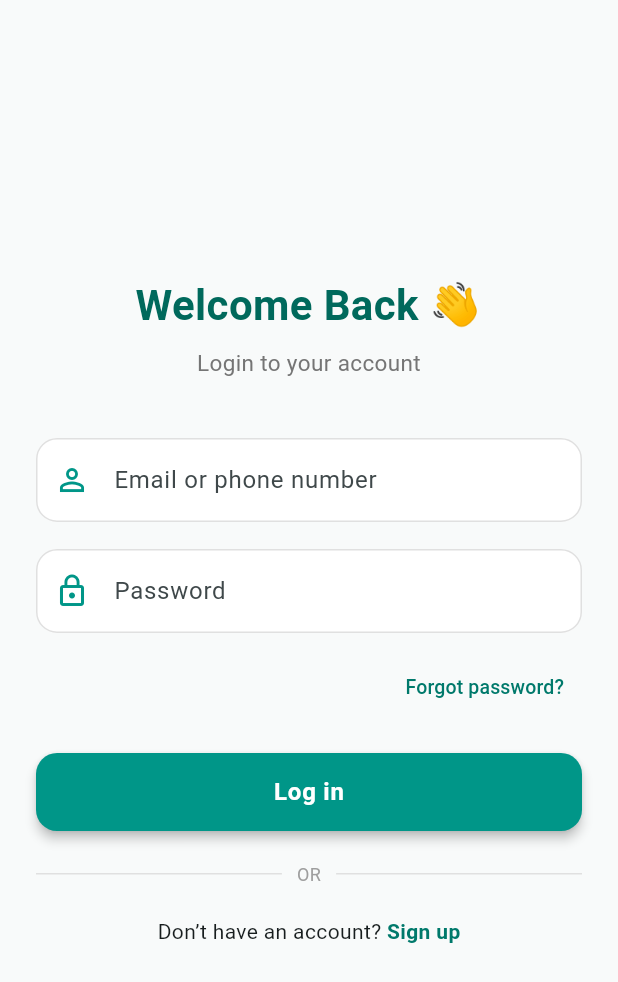
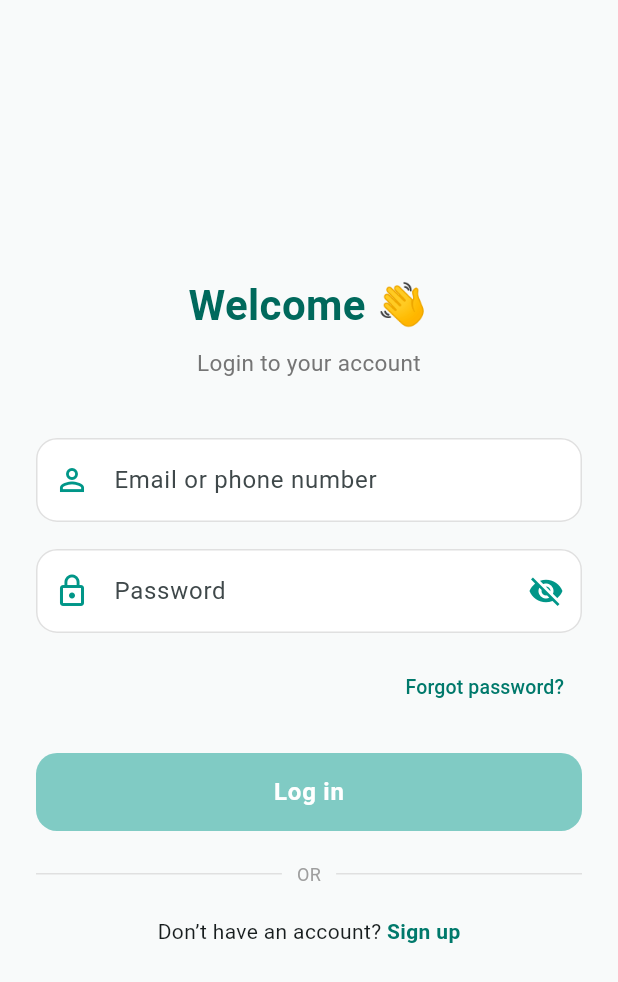
Before and after one commit to devi-git123/smart-student-budget-tracker, a Flutter app: the screen it shows after launch, after a tap on "Next", on a phone screen of 412 x 824 dp. Shown: the top 982 px of the screen. Run offline on Flutter 3.47's test engine with Material 3 defaults, Android fonts, the phone set to English and light mode, and no system bars.

Commit message:
Update login_screen.dart

```diff
--- a/lib/pages/login_screen.dart
+++ b/lib/pages/login_screen.dart
@@ -3,8 +3,60 @@ import 'package:budget_tracker/pages/signup_screen.dart';
 import 'package:budget_tracker/pages/reset_password_screen.dart';
 import 'package:budget_tracker/pages/select_currency_screen.dart';
 
-class LoginScreen extends StatelessWidget {
+class LoginScreen extends StatefulWidget {
   const LoginScreen({super.key});
+
+  @override
+  State<LoginScreen> createState() => _LoginScreenState();
+}
+
+class _LoginScreenState extends State<LoginScreen> {
+  final _formKey = GlobalKey<FormState>();
+
+  final TextEditingController emailController = TextEditingController();
+  final TextEditingController passwordController = TextEditingController();
+
+  bool _obscurePassword = true;
+  bool _isFormValid = false;
+
+  @override
+  void initState() {
+    super.initState();
+    emailController.addListener(_checkFormValidity);
+    passwordController.addListener(_checkFormValidity);
+  }
+
+  @override
+  void dispose() {
+    emailController.dispose();
+    passwordController.dispose();
+    super.dispose();
+  }
+
+  void _checkFormValidity() {
+    setState(() {
+      _isFormValid =
+          emailController.text.isNotEmpty && passwordController.text.isNotEmpty;
+    });
+  }
+
+  void _showError(String message) {
+    ScaffoldMessenger.of(context).showSnackBar(
+      SnackBar(
+        content: Text(message),
+        backgroundColor: Colors.red.shade600,
+        behavior: SnackBarBehavior.floating,
+        duration: const Duration(seconds: 2),
+      ),
+    );
+  }
+
+  bool _isPasswordValid(String password) {
+    final passwordRegex = RegExp(
+      r'^(?=.*[a-z])(?=.*[A-Z])(?=.*\d)(?=.*[@$!%*?&])[A-Za-z\d@$!%*?&]{8,}$',
+    );
+    return passwordRegex.hasMatch(password);
+  }
 
   @override
   Widget build(BuildContext context) {
@@ -14,6 +66,8 @@ class LoginScreen extends StatelessWidget {
         child: Center(
           child: SingleChildScrollView(
             padding: const EdgeInsets.symmetric(horizontal: 24),
+            child: Form(
+              key: _formKey,
               child: Column(
                 crossAxisAlignment: CrossAxisAlignment.stretch,
                 children: [
@@ -21,7 +75,7 @@ class LoginScreen extends StatelessWidget {
 
                   // Title
                   Text(
-                  "Welcome Back 👋",
+                    "Welcome 👋",
                     textAlign: TextAlign.center,
                     style: TextStyle(
                       fontSize: 28,
@@ -41,23 +95,59 @@ class LoginScreen extends StatelessWidget {
                   const SizedBox(height: 40),
 
                   // Email / Phone
-                _buildInputField(
+                  TextFormField(
+                    controller: emailController,
+                    decoration: _inputDecoration(
                       hint: "Email or phone number",
                       icon: Icons.person_outline,
+                    ),
+                    validator: (value) {
+                      if (value == null || value.isEmpty) {
+                        return "Please enter email or phone number";
+                      }
+                      return null;
+                    },
                   ),
 
                   const SizedBox(height: 18),
 
                   // Password
-                _buildInputField(
+                  TextFormField(
+                    controller: passwordController,
+                    obscureText: _obscurePassword,
+                    decoration:
+                        _inputDecoration(
                           hint: "Password",
                           icon: Icons.lock_outline,
-                  isPassword: true,
+                        ).copyWith(
+                          suffixIcon: IconButton(
+                            icon: Icon(
+                              _obscurePassword
+                                  ? Icons.visibility_off
+                                  : Icons.visibility,
+                              color: Colors.teal,
+                            ),
+                            onPressed: () {
+                              setState(() {
+                                _obscurePassword = !_obscurePassword;
+                              });
+                            },
+                          ),
+                        ),
+                    validator: (value) {
+                      if (value == null || value.isEmpty) {
+                        return "Password is required";
+                      }
+                      if (!_isPasswordValid(value)) {
+                        return "Password must be 8+ chars, include upper, lower, number & symbol";
+                      }
+                      return null;
+                    },
                   ),
 
                   const SizedBox(height: 12),
 
-                // Forgot password → Reset Screen
+                  // Forgot password
                   Align(
                     alignment: Alignment.centerRight,
                     child: TextButton(
@@ -81,20 +171,36 @@ class LoginScreen extends StatelessWidget {
 
                   const SizedBox(height: 20),
 
-                // Login button → Select Currency Screen
+                  // Login button
                   SizedBox(
                     height: 52,
                     child: ElevatedButton(
-                    onPressed: () {
+                      onPressed: _isFormValid
+                          ? () {
+                              if (_formKey.currentState!.validate()) {
+                                // DEMO credentials
+                                const correctEmail = "test@gmail.com";
+                                const correctPassword = "Test@1234";
+
+                                if (emailController.text == correctEmail &&
+                                    passwordController.text ==
+                                        correctPassword) {
                                   Navigator.pushReplacement(
                                     context,
                                     MaterialPageRoute(
-                          builder: (context) => const SelectCurrencyScreen(),
+                                      builder: (context) =>
+                                          const SelectCurrencyScreen(),
                                     ),
                                   );
-                    },
+                                } else {
+                                  _showError("Invalid email or password");
+                                }
+                              }
+                            }
+                          : null,
                       style: ElevatedButton.styleFrom(
                         backgroundColor: Colors.teal,
+                        disabledBackgroundColor: Colors.teal.shade200,
                         elevation: 3,
                         shape: RoundedRectangleBorder(
                           borderRadius: BorderRadius.circular(14),
@@ -131,7 +237,7 @@ class LoginScreen extends StatelessWidget {
 
                   const SizedBox(height: 20),
 
-                // Signup redirect
+                  // Signup
                   Row(
                     mainAxisAlignment: MainAxisAlignment.center,
                     children: [
@@ -166,26 +272,20 @@ class LoginScreen extends StatelessWidget {
             ),
           ),
         ),
+      ),
     );
   }
 
-  // Input Field Widget
-  Widget _buildInputField({
+  InputDecoration _inputDecoration({
     required String hint,
     required IconData icon,
-    bool isPassword = false,
   }) {
-    return TextField(
-      obscureText: isPassword,
-      decoration: InputDecoration(
+    return InputDecoration(
       hintText: hint,
       prefixIcon: Icon(icon, color: Colors.teal),
       filled: true,
       fillColor: Colors.white,
-        contentPadding: const EdgeInsets.symmetric(
-          horizontal: 16,
-          vertical: 16,
-        ),
+      contentPadding: const EdgeInsets.symmetric(horizontal: 16, vertical: 16),
       border: OutlineInputBorder(
         borderRadius: BorderRadius.circular(14),
         borderSide: BorderSide.none,
@@ -198,7 +298,6 @@ class LoginScreen extends StatelessWidget {
         borderRadius: BorderRadius.circular(14),
         borderSide: const BorderSide(color: Colors.teal, width: 1.5),
       ),
-      ),
     );
   }
 }
```
Lines whose indentation alone changed are shown as unchanged.
